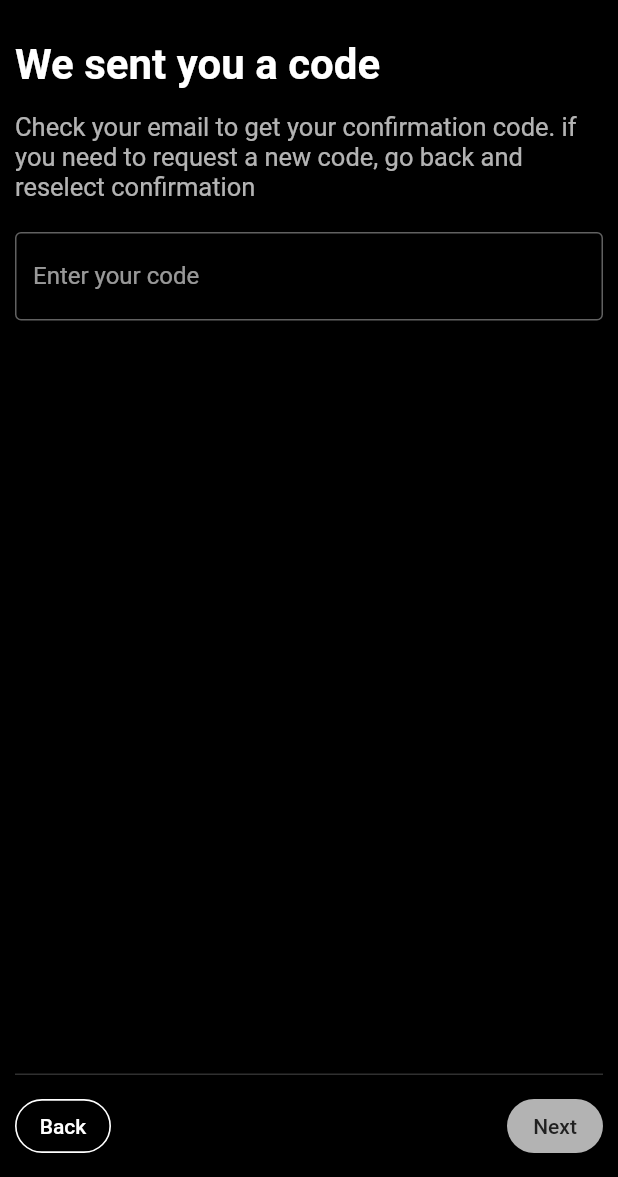
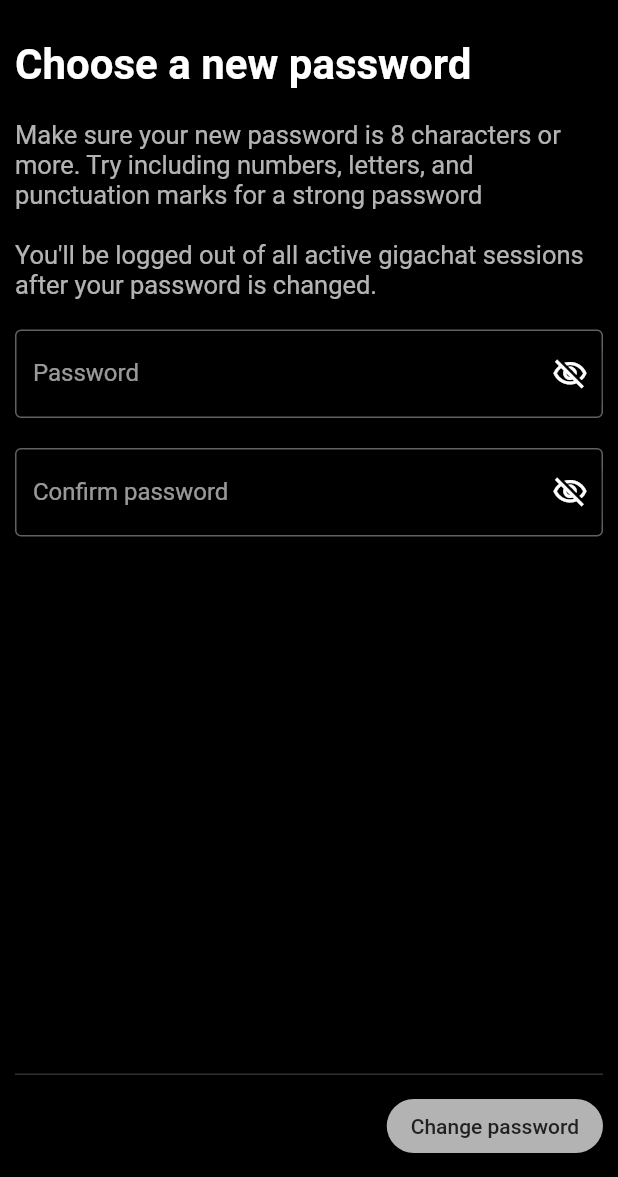
Before and after one commit to AbdoWise-z/GigaChat-Cross-platform, a Flutter app: the VerificationCodePage screen opened by its route, after a tap on "Next", on a phone screen of 412 x 824 dp, the part 59-1236 px from its top. Run offline on Flutter 3.47's test engine with Material 2 defaults, Android fonts, the phone set to English and light mode, and no system bars; accounts and stored records are empty.

Commit message:
forget password pages ui

```diff
--- a/lib/base.dart
+++ b/lib/base.dart
@@ -25,6 +25,12 @@ const String CODE_VERIFICATION_TITLE = "We sent you a code";
 const String CODE_VERIFICATION_DESCRIPTION = "Check your email to get your confirmation"
     " code. if you need to request a new code, go back and reselect confirmation";
 
+// static strings for new password page
+const String NEW_PASSWORD_TITLE = "Choose a new password";
+const String NEW_PASSWORD_DESCRIPTION = "Make sure your new password is 8 characters or more. "
+    "Try including numbers, letters, and punctuation marks for a strong password"
+    "\n\nYou'll be logged out of all active " + APP_NAME + " sessions after your password is changed.";
+
 
 // global constants
 const double LOGIN_PAGE_PADDING = 10.0;
--- a/lib/pages/forget-password/forget-password.dart
+++ b/lib/pages/forget-password/forget-password.dart
@@ -59,7 +59,7 @@ class _ForgetPasswordState extends State<ForgetPassword> {
 
             const SizedBox(height: 20),
 
-            UsernameFormField(onChange: (email){
+            TextDataFormField(onChange: (email){
               this.email = email;
             }, value: username),
 
--- /dev/null
+++ b/lib/pages/forget-password/sub-pages/change-password.dart
@@ -0,0 +1,58 @@
+import 'package:flutter/material.dart';
+import 'package:gigachat/base.dart';
+import 'package:gigachat/widgets/login-app-bar.dart';
+import 'package:gigachat/widgets/page-description.dart';
+import 'package:gigachat/widgets/page-footer.dart';
+import 'package:gigachat/widgets/page-title.dart';
+import 'package:gigachat/widgets/password-input-field.dart';
+class NewPasswordPage extends StatefulWidget {
+  const NewPasswordPage({super.key});
+
+  @override
+  State<NewPasswordPage> createState() => _NewPasswordPageState();
+}
+
+class _NewPasswordPageState extends State<NewPasswordPage> {
+  @override
+  Widget build(BuildContext context) {
+    return Scaffold(
+      appBar: LoginAppBar(),
+      backgroundColor: Colors.black,
+      body: Padding(
+        padding: const EdgeInsets.all(LOGIN_PAGE_PADDING),
+        child: Column(
+          crossAxisAlignment: CrossAxisAlignment.start,
+          children: [
+            const PageTitle(title: NEW_PASSWORD_TITLE),
+            const SizedBox(height: 20),
+            PageDescription(description: NEW_PASSWORD_DESCRIPTION),
+            const SizedBox(height: 20),
+            PasswordFormField(
+              onChanged: (value){},
+              validator: (value){return value.length > 5;},
+              label: "Password",
+            ),
+            const SizedBox(height: 20),
+            PasswordFormField(
+                onChanged: (value){
+              // TODO: check if the password is the same
+            },
+              validator: (value){return value.length > 5;},
+              label: "Confirm password",
+            ),
+            const Expanded(child: SizedBox()),
+            LoginFooter(
+              proceedButtonName: "Change password",
+              showBackButton: false,
+              showForgetPassword: false,
+              showCancelButton: false,
+              onPressed: (){
+                // TODO: call api to change the password
+              },
+            )
+          ],
+        ),
+      ),
+    );
+  }
+}
--- a/lib/pages/forget-password/sub-pages/confirm-email.dart
+++ b/lib/pages/forget-password/sub-pages/confirm-email.dart
@@ -28,6 +28,8 @@ class _ConfirmEmailPageState extends State<ConfirmEmailPage>
 
   @override
   Widget build(BuildContext context) {
+    late String email;
+
     return Scaffold(
       backgroundColor: Colors.black,
       appBar: LoginAppBar(),
@@ -44,7 +46,7 @@ class _ConfirmEmailPageState extends State<ConfirmEmailPage>
 
             const SizedBox(height: 20),
 
-            UsernameFormField(onChange: (){},label: "Email"),
+            TextDataFormField(onChange: (value){},label: "Email"),
 
             const Expanded(child: SizedBox()),
 
--- a/lib/pages/login/sub-pages/username-page.dart
+++ b/lib/pages/login/sub-pages/username-page.dart
@@ -40,7 +40,7 @@ class _UsernamePageState extends State<UsernameLoginPage> {
                 // Empty Space
                 const SizedBox(height: 20),
                 // Username Input Field
-                UsernameFormField(onChange: (editedUsername) {
+                TextDataFormField(onChange: (editedUsername) {
                   setState(() {
                     username = editedUsername;
                   });
--- a/lib/pages/user-verification/verification-code-page.dart
+++ b/lib/pages/user-verification/verification-code-page.dart
@@ -1,5 +1,6 @@
 import 'package:flutter/material.dart';
 import 'package:gigachat/base.dart';
+import 'package:gigachat/pages/forget-password/sub-pages/change-password.dart';
 import 'package:gigachat/widgets/login-app-bar.dart';
 import 'package:gigachat/widgets/page-description.dart';
 import 'package:gigachat/widgets/page-footer.dart';
@@ -16,6 +17,8 @@ class VerificationCodePage extends StatefulWidget {
 }
 
 class _VerificationCodePageState extends State<VerificationCodePage> {
+  late String code;
+
   @override
   Widget build(BuildContext context) {
     return Scaffold(
@@ -30,13 +33,28 @@ class _VerificationCodePageState extends State<VerificationCodePage> {
             const SizedBox(height: 15),
             const PageDescription(description: CODE_VERIFICATION_DESCRIPTION),
             const SizedBox(height: 20),
-            UsernameFormField(label: "Enter your code",onChange: (){}),
+            TextDataFormField(
+                label: "Enter your code",
+                onChange: (value){
+                  code = value;
+                }
+            ),
             const Expanded(child: SizedBox()),
             LoginFooter(
               proceedButtonName: "Next",
               showCancelButton: false,
               showForgetPassword: false,
               showBackButton: true,
+              onPressed: (){
+                // TODO: check for the code here
+                Navigator.push(context,
+                    MaterialPageRoute(
+                        builder:
+                            (context)=>
+                            NewPasswordPage()
+                    )
+                );
+              },
             )
 
           ],
--- /dev/null
+++ b/lib/widgets/password-input-field.dart
@@ -0,0 +1,98 @@
+import 'package:flutter/material.dart';
+import 'package:gigachat/base.dart';
+
+
+class PasswordFormField extends StatefulWidget {
+  void Function(String) onChanged;
+  bool Function(String) validator;
+  String label;
+  PasswordFormField({
+    super.key,
+    required this.onChanged,
+    required this.validator,
+    required this.label
+  });
+
+  @override
+  State<PasswordFormField> createState() => _PasswordFormFieldState();
+}
+
+class _PasswordFormFieldState extends State<PasswordFormField> {
+  late void Function(String) onChanged;
+  late bool Function(String) validator;
+  late String label;
+
+  late bool passwordVisible;
+  late bool verified = false;
+  bool valid = false;
+
+  @override
+  void initState() {
+    // TODO: implement initState
+    super.initState();
+    onChanged = widget.onChanged;
+    validator = widget.validator;
+    label = widget.label;
+    passwordVisible = false;
+  }
+  @override
+  Widget build(BuildContext context) {
+    IconData passwordState =
+    passwordVisible ?
+    Icons.visibility_outlined :
+    Icons.visibility_off_outlined;
+
+    return TextFormField(
+      onChanged: (value){
+        setState(() {
+          valid = validator(value);
+          onChanged(value);
+        });
+      },
+      obscureText: ! passwordVisible,
+      autocorrect: false,
+      enableSuggestions: false,
+
+      decoration: InputDecoration(
+        label: Text(label),
+        border: const OutlineInputBorder(),
+        suffixIcon:
+        Row(
+          mainAxisAlignment: MainAxisAlignment.end,
+          mainAxisSize: MainAxisSize.min,
+          children: [
+            // hide and show password
+            SizedBox(
+              width:50,
+              child: ElevatedButton(
+                  onPressed: (){
+                    setState(() {
+                      passwordVisible = ! passwordVisible;
+                    });
+                  },
+                  style: ButtonStyle(
+                    backgroundColor: MaterialStateProperty.all<Color>(Colors.transparent),
+                    overlayColor: MaterialStateProperty.resolveWith<Color?>(
+                          (Set<MaterialState> states) {
+                        return Colors.transparent;
+                      },
+                    ),
+                  ),
+                  child: Icon(passwordState)
+              ),
+            ),
+
+            // verification Icon
+            Visibility(
+              visible: valid,
+              child: const Padding(
+                padding: EdgeInsets.symmetric(horizontal: 8.0),
+                child: Icon(Icons.check_circle_rounded,color: Colors.green),
+              ),
+            )
+          ],
+        ),
+      ),
+    );
+  }
+}
--- a/lib/widgets/username-input-field.dart
+++ b/lib/widgets/username-input-field.dart
@@ -2,8 +2,8 @@
 import 'package:flutter/material.dart';
 import '../base.dart';
 
-Widget UsernameFormField({
-  required Function onChange,
+Widget TextDataFormField({
+  required void Function(String) onChange,
   String? value,
   bool? isEnabled,
   String? label
@@ -11,7 +11,7 @@ Widget UsernameFormField({
 {
   // TODO: email verifications required
   return TextFormField(
-    onChanged: (username){onChange(username);},
+    onChanged: onChange,
     initialValue: value ?? "",
     enabled: isEnabled ?? true,
     decoration: InputDecoration(
```
Also changed, not shown: lib/pages/login/sub-pages/password-page.dart (+9 -58 lines).
